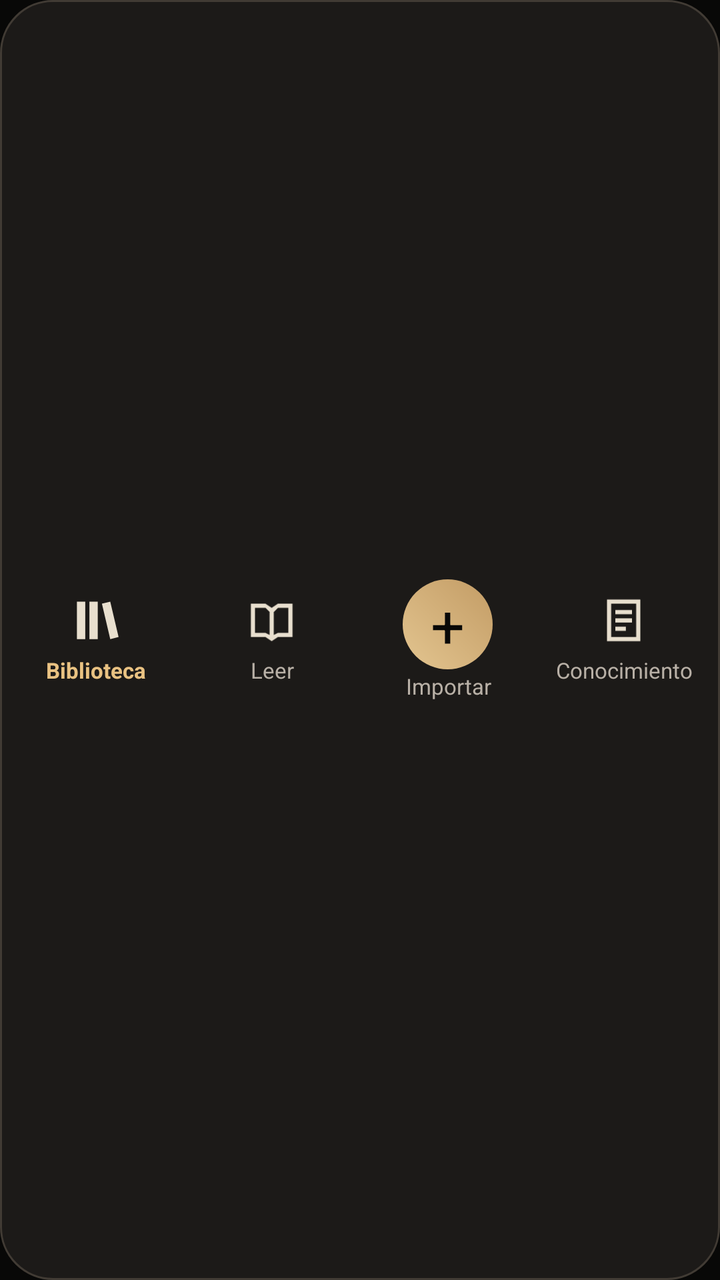
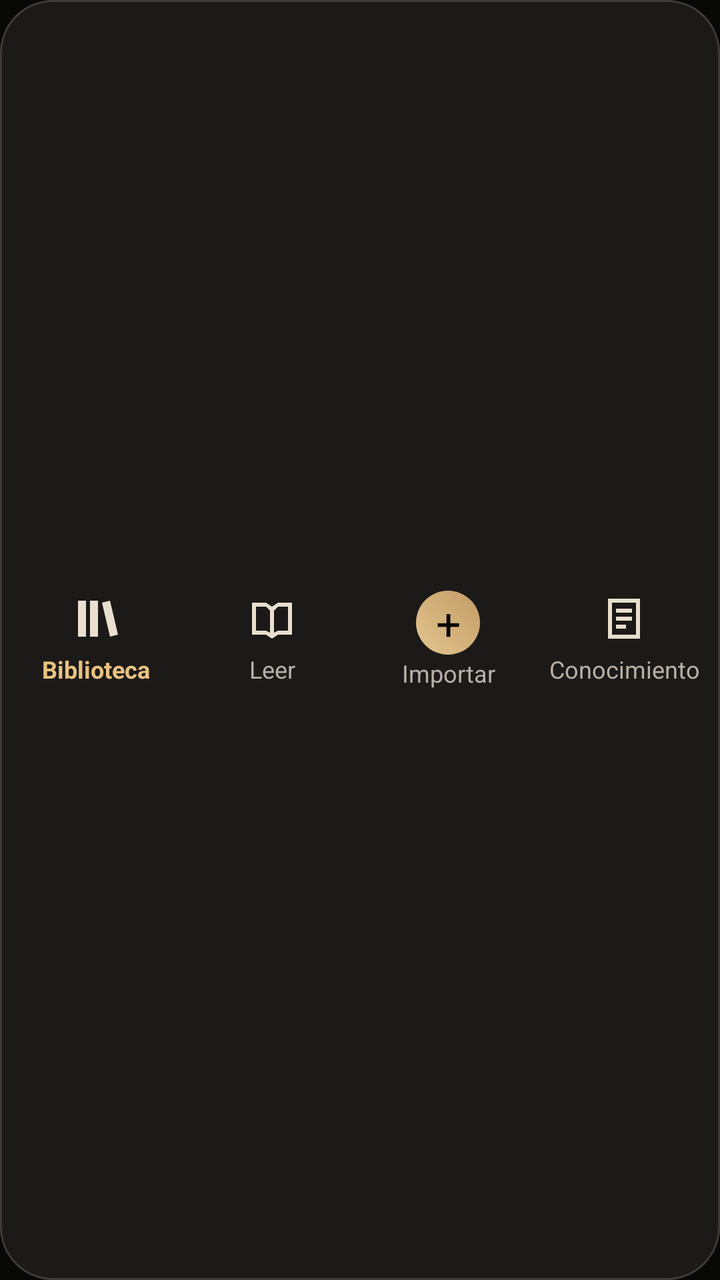

Before-and-after screenshots of an Android layout around one commit, followed by the original layout XML and the change that was made.
<!-- AndroidManifest.xml: application theme Theme.BibliotecaIA -->
<!-- res/layout/premium_bottom_navigation.xml -->
<LinearLayout xmlns:android="http://schemas.android.com/apk/res/android" android:id="@+id/mainNavigation" android:layout_width="match_parent"
        android:layout_height="82dp" android:layout_marginStart="12dp"
        android:layout_marginEnd="12dp" android:layout_marginBottom="6dp"
        android:background="@drawable/bg_premium_nav" android:gravity="center"
        android:orientation="horizontal" android:paddingStart="4dp" android:paddingEnd="4dp">
        <LinearLayout android:id="@+id/navLibrary" style="@style/Widget.BibliotecaIA.NavItem"
            android:contentDescription="@string/nav_library">
            <ImageView android:layout_width="25dp" android:layout_height="25dp"
                android:src="@drawable/ic_library" android:contentDescription="@null"/>
            <TextView android:layout_width="match_parent" android:layout_height="wrap_content"
                android:gravity="center" android:layout_marginTop="5dp" android:text="@string/nav_library"
                android:textStyle="bold" android:textSize="11sp" android:textColor="@color/bia_accent"/>
        </LinearLayout>
        <LinearLayout android:id="@+id/navRead" style="@style/Widget.BibliotecaIA.NavItem"
            android:contentDescription="@string/nav_read">
            <ImageView android:layout_width="25dp" android:layout_height="25dp"
                android:src="@drawable/ic_read" android:contentDescription="@null"/>
            <TextView android:layout_width="match_parent" android:layout_height="wrap_content"
                android:gravity="center" android:layout_marginTop="5dp" android:text="@string/nav_read"
                android:textSize="11sp" android:textColor="@color/bia_text_secondary"/>
        </LinearLayout>
        <LinearLayout android:id="@+id/btnImport" style="@style/Widget.BibliotecaIA.NavItem"
            android:contentDescription="@string/action_import">
            <TextView android:id="@+id/txtImportIcon"
                android:layout_width="45dp" android:layout_height="45dp"
                android:background="@drawable/bg_premium_import" android:gravity="center"
                android:text="+" android:textSize="30sp" android:textColor="@color/bia_background"
                android:importantForAccessibility="no"/>
            <TextView android:id="@+id/txtImportLabel"
                android:layout_width="match_parent" android:layout_height="wrap_content"
                android:gravity="center" android:layout_marginTop="1dp" android:text="@string/premium_import"
                android:textSize="11sp" android:textColor="@color/bia_text_secondary"
                android:importantForAccessibility="no"/>
        </LinearLayout>
        <LinearLayout android:id="@+id/navKnowledge" style="@style/Widget.BibliotecaIA.NavItem"
            android:contentDescription="@string/nav_knowledge">
            <ImageView android:layout_width="25dp" android:layout_height="25dp"
                android:src="@drawable/ic_note" android:contentDescription="@null"/>
            <TextView android:layout_width="match_parent" android:layout_height="wrap_content"
                android:gravity="center" android:layout_marginTop="5dp" android:text="@string/nav_knowledge"
                android:textSize="11sp" android:textColor="@color/bia_text_secondary"
                android:singleLine="true" android:ellipsize="end"/>
        </LinearLayout>
    </LinearLayout>
<!-- resources referenced by this layout -->
<resources>
  <style name="Theme.BibliotecaIA" parent="Theme.Material3.Dark.NoActionBar">
          <item name="android:windowBackground">@color/bia_background</item>
          <item name="android:statusBarColor">@color/bia_background</item>
          <item name="android:navigationBarColor">@color/bia_background</item>
          <item name="android:windowLightStatusBar">false</item>
          <item name="android:windowLightNavigationBar">false</item>
          <item name="android:colorBackground">@color/bia_background</item>
          <item name="colorPrimary">@color/bia_accent</item>
          
          <item name="colorControlActivated">@color/bia_accent</item>
          <item name="android:colorAccent">@color/bia_accent</item>
          <item name="colorOnPrimary">@color/bia_background</item>
          <item name="colorPrimaryContainer">#42382A</item>
          <item name="colorOnPrimaryContainer">@color/bia_text</item>
          <item name="colorSecondary">@color/bia_accent</item>
          <item name="colorSecondaryContainer">#39362F</item>
          <item name="colorOnSecondaryContainer">@color/bia_text</item>
          <item name="colorSurface">@color/bia_surface</item>
          <item name="colorSurfaceVariant">@color/bia_surface_high</item>
          <item name="colorOnSurface">@color/bia_text</item>
          <item name="colorOnSurfaceVariant">@color/bia_text_secondary</item>
          <item name="colorOutline">@color/bia_outline</item>
          <item name="android:textColorPrimary">@color/bia_text</item>
          <item name="android:textColorSecondary">@color/bia_text_secondary</item>
      </style>
  <!-- unchanged entries left out for length: 18 -->
</resources>

<!-- the commit's change to res/layout/premium_bottom_navigation.xml (unified diff, before → after) -->
@@ -1,44 +1,52 @@
 <LinearLayout xmlns:android="http://schemas.android.com/apk/res/android" android:id="@+id/mainNavigation" android:layout_width="match_parent"
-        android:layout_height="82dp" android:layout_marginStart="12dp"
-        android:layout_marginEnd="12dp" android:layout_marginBottom="6dp"
+        android:layout_height="wrap_content" android:minHeight="@dimen/bia_nav_min_height"
+        android:layout_marginStart="12dp" android:layout_marginEnd="12dp" android:layout_marginBottom="6dp"
         android:background="@drawable/bg_premium_nav" android:gravity="center"
-        android:orientation="horizontal" android:paddingStart="4dp" android:paddingEnd="4dp">
+        android:orientation="horizontal" android:paddingStart="4dp" android:paddingEnd="4dp"
+        android:paddingTop="4dp" android:paddingBottom="4dp">
         <LinearLayout android:id="@+id/navLibrary" style="@style/Widget.BibliotecaIA.NavItem"
             android:contentDescription="@string/nav_library">
-            <ImageView android:layout_width="25dp" android:layout_height="25dp"
+            <ImageView android:layout_width="24dp" android:layout_height="24dp"
                 android:src="@drawable/ic_library" android:contentDescription="@null"/>
             <TextView android:layout_width="match_parent" android:layout_height="wrap_content"
                 android:gravity="center" android:layout_marginTop="5dp" android:text="@string/nav_library"
-                android:textStyle="bold" android:textSize="11sp" android:textColor="@color/bia_accent"/>
+                android:textAppearance="@style/TextAppearance.BibliotecaIA.NavLabel"
+                android:textStyle="bold" android:maxLines="2" android:ellipsize="end"
+                android:textColor="@color/bia_accent"/>
         </LinearLayout>
         <LinearLayout android:id="@+id/navRead" style="@style/Widget.BibliotecaIA.NavItem"
             android:contentDescription="@string/nav_read">
-            <ImageView android:layout_width="25dp" android:layout_height="25dp"
+            <ImageView android:layout_width="24dp" android:layout_height="24dp"
                 android:src="@drawable/ic_read" android:contentDescription="@null"/>
             <TextView android:layout_width="match_parent" android:layout_height="wrap_content"
                 android:gravity="center" android:layout_marginTop="5dp" android:text="@string/nav_read"
-                android:textSize="11sp" android:textColor="@color/bia_text_secondary"/>
+                android:textAppearance="@style/TextAppearance.BibliotecaIA.NavLabel"
+                android:maxLines="2" android:ellipsize="end"
+                android:textColor="@color/bia_text_secondary"/>
         </LinearLayout>
         <LinearLayout android:id="@+id/btnImport" style="@style/Widget.BibliotecaIA.NavItem"
             android:contentDescription="@string/action_import">
             <TextView android:id="@+id/txtImportIcon"
-                android:layout_width="45dp" android:layout_height="45dp"
+                android:layout_width="32dp" android:layout_height="32dp"
                 android:background="@drawable/bg_premium_import" android:gravity="center"
-                android:text="+" android:textSize="30sp" android:textColor="@color/bia_background"
+                android:text="+" android:textSize="22sp" android:textColor="@color/bia_background"
                 android:importantForAccessibility="no"/>
             <TextView android:id="@+id/txtImportLabel"
                 android:layout_width="match_parent" android:layout_height="wrap_content"
                 android:gravity="center" android:layout_marginTop="1dp" android:text="@string/premium_import"
-                android:textSize="11sp" android:textColor="@color/bia_text_secondary"
+                android:textAppearance="@style/TextAppearance.BibliotecaIA.NavLabel"
+                android:maxLines="2" android:ellipsize="end"
+                android:textColor="@color/bia_text_secondary"
                 android:importantForAccessibility="no"/>
         </LinearLayout>
         <LinearLayout android:id="@+id/navKnowledge" style="@style/Widget.BibliotecaIA.NavItem"
             android:contentDescription="@string/nav_knowledge">
-            <ImageView android:layout_width="25dp" android:layout_height="25dp"
+            <ImageView android:layout_width="24dp" android:layout_height="24dp"
                 android:src="@drawable/ic_note" android:contentDescription="@null"/>
             <TextView android:layout_width="match_parent" android:layout_height="wrap_content"
                 android:gravity="center" android:layout_marginTop="5dp" android:text="@string/nav_knowledge"
-                android:textSize="11sp" android:textColor="@color/bia_text_secondary"
-                android:singleLine="true" android:ellipsize="end"/>
+                android:textAppearance="@style/TextAppearance.BibliotecaIA.NavLabel"
+                android:maxLines="2" android:ellipsize="end"
+                android:textColor="@color/bia_text_secondary"/>
         </LinearLayout>
     </LinearLayout>
<!-- resource entries referenced after the edit -->
@@ -1,5 +1,10 @@
 <!-- resources referenced by this layout -->
 <resources>
+  <dimen name="bia_nav_min_height">64dp</dimen>
+  <style name="TextAppearance.BibliotecaIA.NavLabel">
+          <item name="android:textSize">12sp</item>
+          <item name="android:lineSpacingExtra">4sp</item>
+      </style>
   <style name="Theme.BibliotecaIA" parent="Theme.Material3.Dark.NoActionBar">
           <item name="android:windowBackground">@color/bia_background</item>
           <item name="android:statusBarColor">@color/bia_background</item>
@@ -24,7 +29,71 @@
           <item name="colorOutline">@color/bia_outline</item>
           <item name="android:textColorPrimary">@color/bia_text</item>
           <item name="android:textColorSecondary">@color/bia_text_secondary</item>
+          
+          <item name="colorError">@color/bia_error</item>
+          <item name="materialButtonStyle">@style/Widget.BibliotecaIA.Button</item>
+          <item name="materialAlertDialogTheme">@style/ThemeOverlay.BibliotecaIA.AlertDialog</item>
+          <item name="alertDialogTheme">@style/ThemeOverlay.BibliotecaIA.Dialog</item>
       </style>
+  <color name="bia_error">#F2A39B</color>
+  <style name="Widget.BibliotecaIA.Button" parent="Widget.Material3.Button">
+          <item name="android:minWidth">@dimen/bia_touch_min</item>
+          <item name="android:minHeight">@dimen/bia_touch_min</item>
+          <item name="android:paddingStart">@dimen/bia_space_md</item>
+          <item name="android:paddingEnd">@dimen/bia_space_md</item>
+          <item name="android:paddingTop">@dimen/bia_space_sm</item>
+          <item name="android:paddingBottom">@dimen/bia_space_sm</item>
+          <item name="cornerSize">@dimen/bia_radius_button</item>
+          <item name="backgroundTint">@color/bia_accent</item>
+          <item name="android:textColor">@color/bia_background</item>
+          <item name="android:textAppearance">@style/TextAppearance.BibliotecaIA.Action</item>
+      </style>
+  <style name="ThemeOverlay.BibliotecaIA.AlertDialog" parent="ThemeOverlay.Material3.MaterialAlertDialog">
+          <item name="colorSurface">@color/bia_surface</item>
+          <item name="colorOnSurface">@color/bia_text</item>
+          <item name="colorPrimary">@color/bia_accent</item>
+          <item name="colorOnPrimary">@color/bia_background</item>
+          <item name="elevationOverlayEnabled">false</item>
+          <item name="shapeAppearanceSmallComponent">@style/ShapeAppearance.Bia.Dialog</item>
+          <item name="materialAlertDialogTitleTextStyle">@style/TextAppearance.BibliotecaIA.DialogTitle</item>
+          <item name="buttonBarPositiveButtonStyle">@style/Widget.BibliotecaIA.DialogButton</item>
+          <item name="buttonBarNegativeButtonStyle">@style/Widget.BibliotecaIA.DialogButton</item>
+          <item name="buttonBarNeutralButtonStyle">@style/Widget.BibliotecaIA.DialogButton</item>
+      </style>
+  <style name="ThemeOverlay.BibliotecaIA.Dialog" parent="ThemeOverlay.AppCompat.Dialog.Alert">
+          <item name="android:windowBackground">@color/bia_surface</item>
+          <item name="colorAccent">@color/bia_accent</item>
+          <item name="android:textColorPrimary">@color/bia_text</item>
+          <item name="android:textColorSecondary">@color/bia_text_secondary</item>
+          <item name="colorControlNormal">@color/bia_outline_interactive</item>
+          <item name="colorControlActivated">@color/bia_accent</item>
+      </style>
+  <dimen name="bia_touch_min">48dp</dimen>
+  <dimen name="bia_space_md">12dp</dimen>
+  <dimen name="bia_space_sm">8dp</dimen>
+  <dimen name="bia_radius_button">10dp</dimen>
+  <style name="TextAppearance.BibliotecaIA.Action">
+          <item name="android:fontFamily">sans-serif-medium</item>
+          <item name="android:textSize">14sp</item>
+          <item name="android:lineSpacingExtra">6sp</item>
+      </style>
+  <style name="ShapeAppearance.Bia.Dialog" parent="ShapeAppearance.MaterialComponents.SmallComponent">
+          <item name="cornerFamily">rounded</item>
+          <item name="cornerSize">@dimen/bia_radius_panel</item>
+      </style>
+  <style name="TextAppearance.BibliotecaIA.DialogTitle" parent="MaterialAlertDialog.Material3.Title.Text">
+          <item name="android:textSize">20sp</item>
+          <item name="android:textStyle">bold</item>
+          <item name="android:lineSpacingExtra">6sp</item>
+      </style>
+  <style name="Widget.BibliotecaIA.DialogButton" parent="Widget.Material3.Button.TextButton.Dialog">
+          <item name="android:minHeight">@dimen/bia_touch_min</item>
+          <item name="android:minWidth">64dp</item>
+          <item name="android:textColor">@color/bia_accent</item>
+          <item name="android:textAppearance">@style/TextAppearance.BibliotecaIA.Action</item>
+      </style>
+  <color name="bia_outline_interactive">#777168</color>
+  <dimen name="bia_radius_panel">12dp</dimen>
   <!-- unchanged entries left out for length: 18 -->
 </resources>
 
